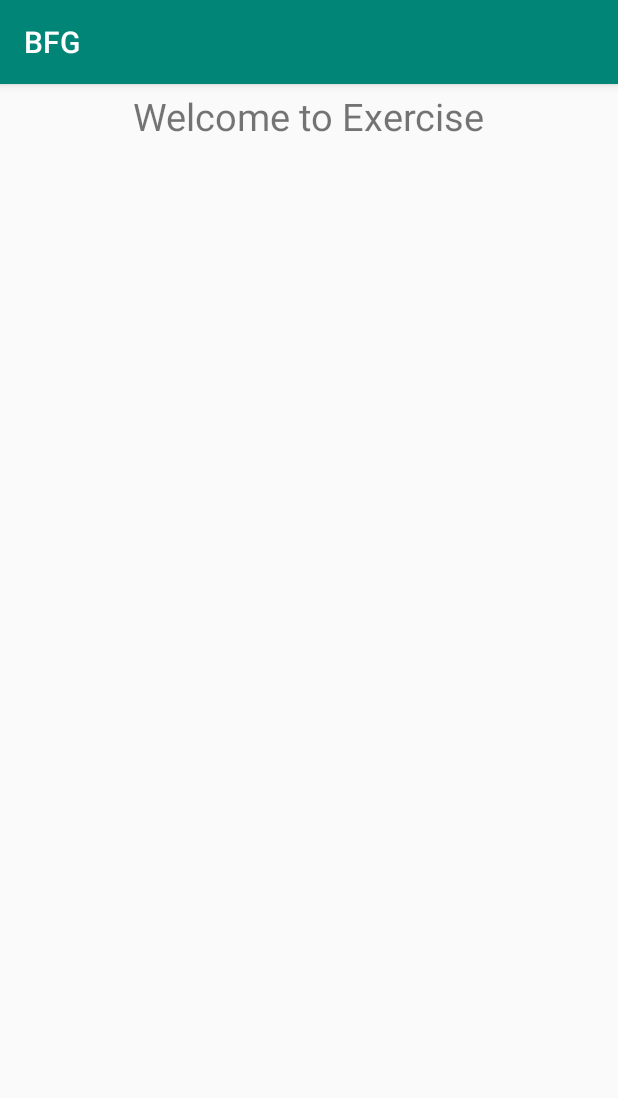
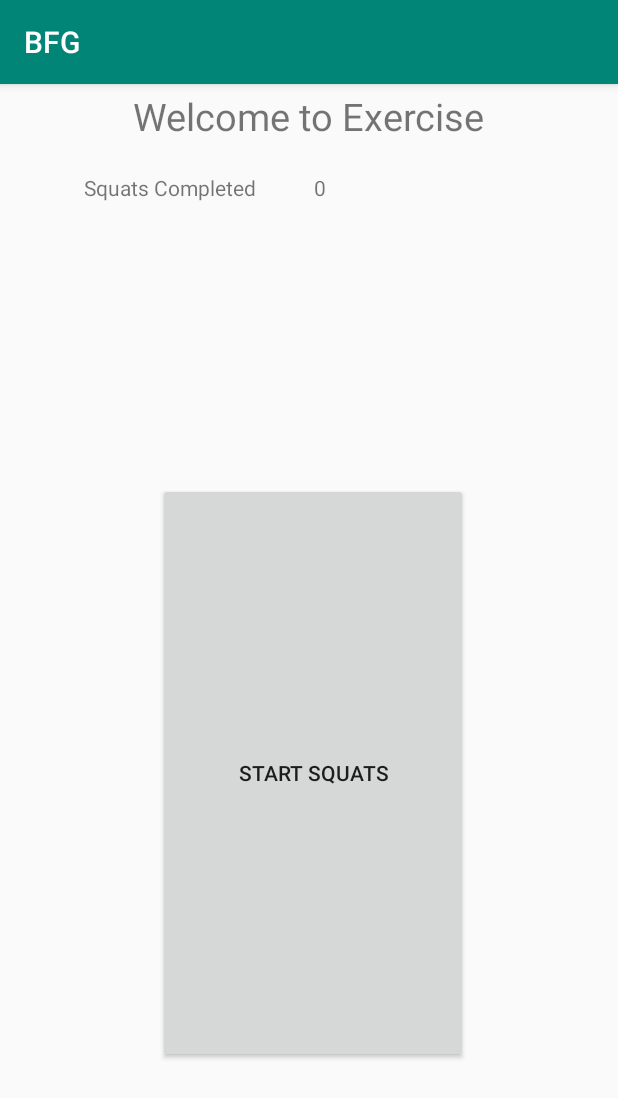
Before and after one commit to StringerKent/BFG, an Android app: the fragment FragmentExercise shown on its own in the app's theme, on a phone screen of 412 x 824 dp. Shown: the top 1098 px of the screen. Run offline under Robolectric (Android 15) with nearby library versions, the phone set to English and light mode, and no system bars.

Commit message:
Add squats!

```diff
--- a/BFG/app/src/main/java/com/example/kentstringer/bfg/FragmentExercise.java
+++ b/BFG/app/src/main/java/com/example/kentstringer/bfg/FragmentExercise.java
@@ -1,7 +1,8 @@
 package com.example.kentstringer.bfg;
 
-
 import android.hardware.Sensor;
+import android.hardware.SensorEvent;
+import android.hardware.SensorEventListener;
 import android.hardware.SensorManager;
 import android.os.Bundle;
 import android.support.annotation.NonNull;
@@ -10,18 +11,82 @@ import android.support.v4.app.Fragment;
 import android.view.LayoutInflater;
 import android.view.View;
 import android.view.ViewGroup;
+import android.widget.Button;
+import android.widget.TextView;
 
 
-public class FragmentExercise extends Fragment {
+public class FragmentExercise extends Fragment implements SensorEventListener {
     private SensorManager mSensorManager;
     private Sensor mSensor;
+    private Sensor gSensor;
+    private boolean isActive = false;
+    private int squatsCompleted = 0;
+    private boolean halfSquat = false;
+    private double lastKnownPitch = 0;
 
     @Nullable
     @Override
     public View onCreateView(@NonNull LayoutInflater inflater, @Nullable ViewGroup container, @Nullable Bundle savedInstanceState) {
         View view = inflater.inflate(R.layout.fragment_exercise, container, false);
+
         mSensorManager = (SensorManager) getContext().getSystemService(getContext().SENSOR_SERVICE);;
         mSensor = mSensorManager.getDefaultSensor(Sensor.TYPE_LINEAR_ACCELERATION);
+        gSensor = mSensorManager.getDefaultSensor(Sensor.TYPE_GEOMAGNETIC_ROTATION_VECTOR);
+
+        mSensorManager.registerListener(this, mSensor, SensorManager.SENSOR_DELAY_NORMAL);
+        mSensorManager.registerListener(this, gSensor, SensorManager.SENSOR_DELAY_NORMAL);
+
+        Button b = view.findViewById(R.id.squatButton);
+        b.setOnClickListener(new View.OnClickListener() {
+
+            @Override
+            public void onClick(View view) {
+                Button button = view.findViewById(R.id.squatButton);
+                button.setText(button.getText().equals("Start Squats") ? "End Squats" : "Start Squats");
+                isActive = !isActive;
+            }
+        });
         return view;
     }
+
+
+    @Override
+    public void onSensorChanged(SensorEvent event) {
+        if (event.sensor.getType() == Sensor.TYPE_LINEAR_ACCELERATION && isActive) {
+
+            float y = event.values[1];
+
+            if (y > 2 && halfSquat && lastKnownPitch > 110 && lastKnownPitch < 140){
+                squatsCompleted++;
+                TextView tv = getActivity().findViewById(R.id.squatsCounter);
+                tv.setText(squatsCompleted + "");
+                halfSquat= false;
+            }
+            if (y < -2 && lastKnownPitch > 110 && lastKnownPitch < 140){
+                halfSquat= true;
+            }
+        }else{
+            float rotationMatrix[] = new float[16];
+            float[] orientationValues = new float[3];
+
+            mSensorManager.getRotationMatrixFromVector(rotationMatrix,event.values);
+            SensorManager.getOrientation(rotationMatrix, orientationValues);
+
+            //double azimuth = (int) Math.round(Math.toDegrees(Math.acos(event.values[0])));
+            double pitch = (int) Math.round(Math.toDegrees(Math.acos(event.values[1])));
+            //double roll = (int) Math.round(Math.toDegrees(Math.acos(event.values[2])));
+            lastKnownPitch= pitch;
+        }
+
+
+    }
+
+    @Override
+    public void onAccuracyChanged(Sensor sensor, int accuracy) {
+
+    }
+
+    public interface Listener {
+        void onMotionDetected(SensorEvent event, float acceleration);
+    }
 }
--- a/BFG/app/src/main/res/layout/fragment_exercise.xml
+++ b/BFG/app/src/main/res/layout/fragment_exercise.xml
@@ -1,6 +1,7 @@
 <?xml version="1.0" encoding="utf-8"?>
 <RelativeLayout xmlns:android="http://schemas.android.com/apk/res/android"
     xmlns:tools="http://schemas.android.com/tools"
+    android:id="@+id/ExerciseBackground"
     android:layout_width="match_parent"
     android:layout_height="match_parent"
     android:orientation="vertical"
@@ -8,11 +9,54 @@
 
     <!-- TODO: Update blank fragment layout -->
     <TextView
+        android:id="@+id/textTitle"
         android:layout_width="wrap_content"
         android:layout_height="wrap_content"
         android:layout_centerHorizontal="true"
-        android:textSize="25sp"
+        android:layout_marginTop="4dp"
         android:text="Welcome to Exercise"
-        android:layout_marginTop="4dp"
-        android:id="@+id/textTitle"/>
+        android:textSize="25sp" />
+
+    <Button
+        android:id="@+id/squatButton"
+        android:layout_width="179dp"
+        android:layout_height="130dp"
+        android:layout_alignParentStart="true"
+        android:layout_alignParentTop="true"
+        android:layout_alignParentEnd="true"
+        android:layout_alignParentBottom="true"
+        android:layout_marginStart="105dp"
+        android:layout_marginTop="266dp"
+        android:layout_marginEnd="100dp"
+        android:layout_marginBottom="115dp"
+        android:onClick="onClick"
+        android:text="Start Squats" />
+
+    <TextView
+        android:id="@+id/textView"
+        android:layout_width="127dp"
+        android:layout_height="21dp"
+        android:layout_alignParentStart="true"
+        android:layout_alignParentTop="true"
+        android:layout_alignParentEnd="true"
+        android:layout_alignParentBottom="true"
+        android:layout_marginStart="56dp"
+        android:layout_marginTop="59dp"
+        android:layout_marginEnd="201dp"
+        android:layout_marginBottom="431dp"
+        android:text="Squats Completed" />
+
+    <TextView
+        android:id="@+id/squatsCounter"
+        android:layout_width="wrap_content"
+        android:layout_height="wrap_content"
+        android:layout_alignTop="@+id/textView"
+        android:layout_alignParentStart="true"
+        android:layout_alignParentEnd="true"
+        android:layout_alignParentBottom="true"
+        android:layout_marginStart="209dp"
+        android:layout_marginEnd="117dp"
+        android:layout_marginBottom="433dp"
+        android:text="0" />
+
 </RelativeLayout>
--- a/BFG/app/src/main/res/values/colors.xml
+++ b/BFG/app/src/main/res/values/colors.xml
@@ -1,6 +1,6 @@
 <?xml version="1.0" encoding="utf-8"?>
 <resources>
     <color name="colorPrimary">#008577</color>
-    <color name="colorPrimaryDark">#00574B</color>
-    <color name="colorAccent">#D81B60</color>
+    <color name="colorPrimaryDark">#00574b</color>
+    <color name="colorAccent">#d81b60</color>
 </resources>
```
